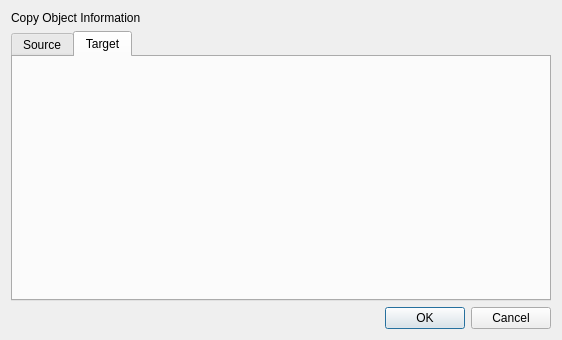
Above: CryptokiMan/copy_object_dlg.ui from jykim74/CryptokiMan before the change. Below: the same form after it.
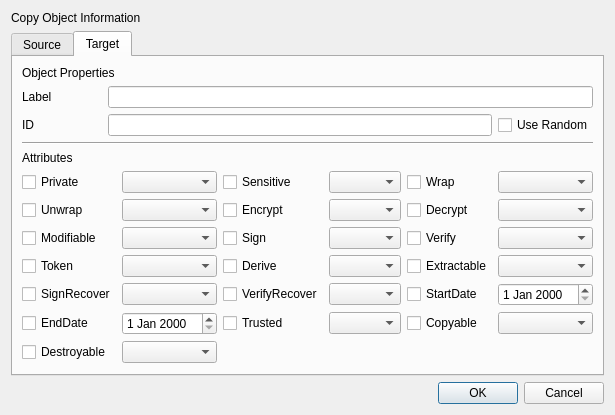
That is the form after the change. The open tabs and pages were chosen to show the change.

Commit message: CopyObject 기능 1차 완료

Patch:
```diff
--- a/CryptokiMan/copy_object_dlg.ui
+++ b/CryptokiMan/copy_object_dlg.ui
@@ -6,8 +6,8 @@
    <rect>
     <x>0</x>
     <y>0</y>
-    <width>562</width>
-    <height>340</height>
+    <width>607</width>
+    <height>392</height>
    </rect>
   </property>
   <property name="windowTitle">
@@ -166,6 +166,273 @@
       <attribute name="title">
        <string>Target</string>
       </attribute>
+      <layout class="QVBoxLayout" name="verticalLayout_5">
+       <item>
+        <widget class="QLabel" name="label_28">
+         <property name="text">
+          <string>Object Properties</string>
+         </property>
+        </widget>
+       </item>
+       <item>
+        <layout class="QGridLayout" name="gridLayout_13">
+         <item row="0" column="0">
+          <widget class="QLabel" name="label_26">
+           <property name="minimumSize">
+            <size>
+             <width>80</width>
+             <height>0</height>
+            </size>
+           </property>
+           <property name="text">
+            <string>Label</string>
+           </property>
+          </widget>
+         </item>
+         <item row="1" column="0">
+          <widget class="QLabel" name="label_27">
+           <property name="text">
+            <string>ID</string>
+           </property>
+          </widget>
+         </item>
+         <item row="1" column="1">
+          <widget class="QLineEdit" name="mIDText"/>
+         </item>
+         <item row="1" column="2">
+          <widget class="QCheckBox" name="mUseRandCheck">
+           <property name="text">
+            <string>Use Random</string>
+           </property>
+          </widget>
+         </item>
+         <item row="0" column="1" colspan="2">
+          <widget class="QLineEdit" name="mLabelText"/>
+         </item>
+        </layout>
+       </item>
+       <item>
+        <widget class="Line" name="line_8">
+         <property name="orientation">
+          <enum>Qt::Horizontal</enum>
+         </property>
+        </widget>
+       </item>
+       <item>
+        <widget class="QLabel" name="label_29">
+         <property name="text">
+          <string>Attributes</string>
+         </property>
+        </widget>
+       </item>
+       <item>
+        <layout class="QGridLayout" name="gridLayout_14">
+         <item row="0" column="2">
+          <widget class="QCheckBox" name="mSensitiveCheck">
+           <property name="text">
+            <string notr="true">Sensitive</string>
+           </property>
+          </widget>
+         </item>
+         <item row="2" column="0">
+          <widget class="QCheckBox" name="mModifiableCheck">
+           <property name="text">
+            <string notr="true">Modifiable</string>
+           </property>
+          </widget>
+         </item>
+         <item row="3" column="5">
+          <widget class="QComboBox" name="mExtractableCombo"/>
+         </item>
+         <item row="2" column="5">
+          <widget class="QComboBox" name="mVerifyCombo"/>
+         </item>
+         <item row="4" column="3">
+          <widget class="QComboBox" name="mVerifyRecoverCombo"/>
+         </item>
+         <item row="1" column="5">
+          <widget class="QComboBox" name="mDecryptCombo"/>
+         </item>
+         <item row="1" column="0">
+          <widget class="QCheckBox" name="mUnwrapCheck">
+           <property name="text">
+            <string notr="true">Unwrap</string>
+           </property>
+          </widget>
+         </item>
+         <item row="1" column="1">
+          <widget class="QComboBox" name="mUnwrapCombo"/>
+         </item>
+         <item row="4" column="1">
+          <widget class="QComboBox" name="mSignRecoverCombo"/>
+         </item>
+         <item row="3" column="2">
+          <widget class="QCheckBox" name="mDeriveCheck">
+           <property name="text">
+            <string>Derive</string>
+           </property>
+          </widget>
+         </item>
+         <item row="4" column="5">
+          <widget class="QDateEdit" name="mStartDateEdit"/>
+         </item>
+         <item row="3" column="4">
+          <widget class="QCheckBox" name="mExtractableCheck">
+           <property name="text">
+            <string notr="true">Extractable</string>
+           </property>
+          </widget>
+         </item>
+         <item row="3" column="3">
+          <widget class="QComboBox" name="mDeriveCombo"/>
+         </item>
+         <item row="4" column="0">
+          <widget class="QCheckBox" name="mSignRecoverCheck">
+           <property name="text">
+            <string>SignRecover</string>
+           </property>
+          </widget>
+         </item>
+         <item row="2" column="2">
+          <widget class="QCheckBox" name="mSignCheck">
+           <property name="text">
+            <string notr="true">Sign</string>
+           </property>
+          </widget>
+         </item>
+         <item row="2" column="4">
+          <widget class="QCheckBox" name="mVerifyCheck">
+           <property name="text">
+            <string notr="true">Verify</string>
+           </property>
+          </widget>
+         </item>
+         <item row="0" column="4">
+          <widget class="QCheckBox" name="mWrapCheck">
+           <property name="text">
+            <string notr="true">Wrap</string>
+           </property>
+          </widget>
+         </item>
+         <item row="0" column="5">
+          <widget class="QComboBox" name="mWrapCombo"/>
+         </item>
+         <item row="0" column="1">
+          <widget class="QComboBox" name="mPrivateCombo"/>
+         </item>
+         <item row="3" column="1">
+          <widget class="QComboBox" name="mTokenCombo"/>
+         </item>
+         <item row="3" column="0">
+          <widget class="QCheckBox" name="mTokenCheck">
+           <property name="text">
+            <string notr="true">Token</string>
+           </property>
+          </widget>
+         </item>
+         <item row="1" column="4">
+          <widget class="QCheckBox" name="mDecryptCheck">
+           <property name="text">
+            <string notr="true">Decrypt</string>
+           </property>
+          </widget>
+         </item>
+         <item row="5" column="2">
+          <widget class="QCheckBox" name="mTrustedCheck">
+           <property name="text">
+            <string>Trusted</string>
+           </property>
+          </widget>
+         </item>
+         <item row="4" column="2">
+          <widget class="QCheckBox" name="mVerifyRecoverCheck">
+           <property name="text">
+            <string>VerifyRecover</string>
+           </property>
+          </widget>
+         </item>
+         <item row="5" column="3">
+          <widget class="QComboBox" name="mTrustedCombo"/>
+         </item>
+         <item row="4" column="4">
+          <widget class="QCheckBox" name="mStartDateCheck">
+           <property name="text">
+            <string>StartDate</string>
+           </property>
+          </widget>
+         </item>
+         <item row="1" column="3">
+          <widget class="QComboBox" name="mEncryptCombo"/>
+         </item>
+         <item row="2" column="3">
+          <widget class="QComboBox" name="mSignCombo"/>
+         </item>
+         <item row="5" column="1">
+          <widget class="QDateEdit" name="mEndDateEdit"/>
+         </item>
+         <item row="1" column="2">
+          <widget class="QCheckBox" name="mEncryptCheck">
+           <property name="text">
+            <string notr="true">Encrypt</string>
+           </property>
+          </widget>
+         </item>
+         <item row="0" column="3">
+          <widget class="QComboBox" name="mSensitiveCombo"/>
+         </item>
+         <item row="2" column="1">
+          <widget class="QComboBox" name="mModifiableCombo"/>
+         </item>
+         <item row="0" column="0">
+          <widget class="QCheckBox" name="mPrivateCheck">
+           <property name="text">
+            <string notr="true">Private</string>
+           </property>
+          </widget>
+         </item>
+         <item row="5" column="0">
+          <widget class="QCheckBox" name="mEndDateCheck">
+           <property name="text">
+            <string>EndDate</string>
+           </property>
+          </widget>
+         </item>
+         <item row="6" column="0">
+          <widget class="QCheckBox" name="mDestroyableCheck">
+           <property name="text">
+            <string>Destroyable</string>
+           </property>
+          </widget>
+         </item>
+         <item row="5" column="4">
+          <widget class="QCheckBox" name="mCopyableCheck">
+           <property name="text">
+            <string>Copyable</string>
+           </property>
+          </widget>
+         </item>
+         <item row="5" column="5">
+          <widget class="QComboBox" name="mCopyableCombo"/>
+         </item>
+         <item row="6" column="1">
+          <widget class="QComboBox" name="mDestroyableCombo"/>
+         </item>
+        </layout>
+       </item>
+       <item>
+        <spacer name="verticalSpacer_4">
+         <property name="orientation">
+          <enum>Qt::Vertical</enum>
+         </property>
+         <property name="sizeHint" stdset="0">
+          <size>
+           <width>20</width>
+           <height>40</height>
+          </size>
+         </property>
+        </spacer>
+       </item>
+      </layout>
      </widget>
     </widget>
    </item>
```
Left out of the diff: 229 changed lines with no effect on the pictures. The commit also changes 11 other files.
